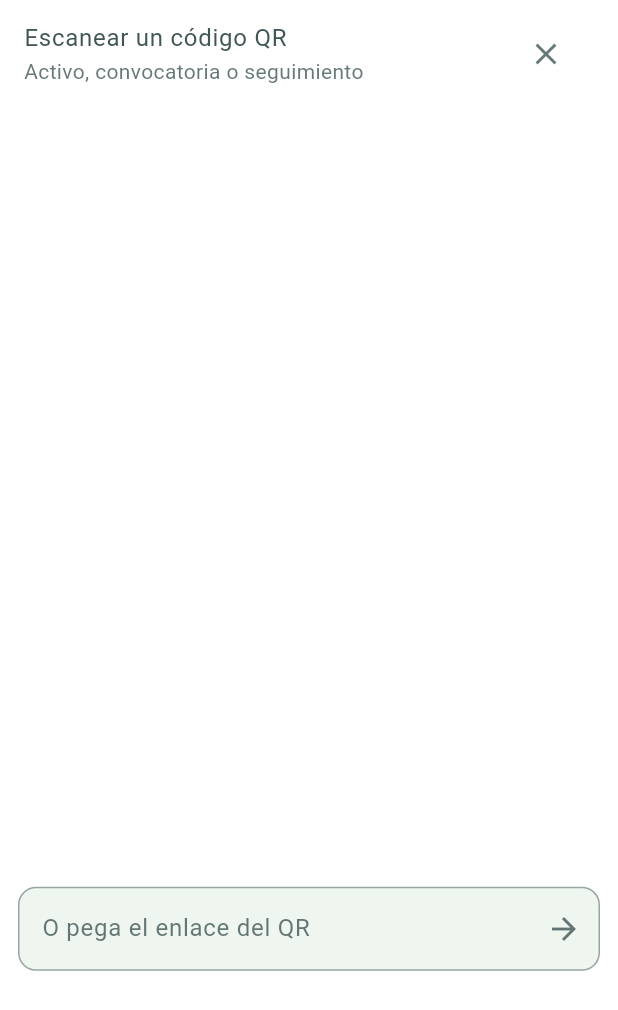
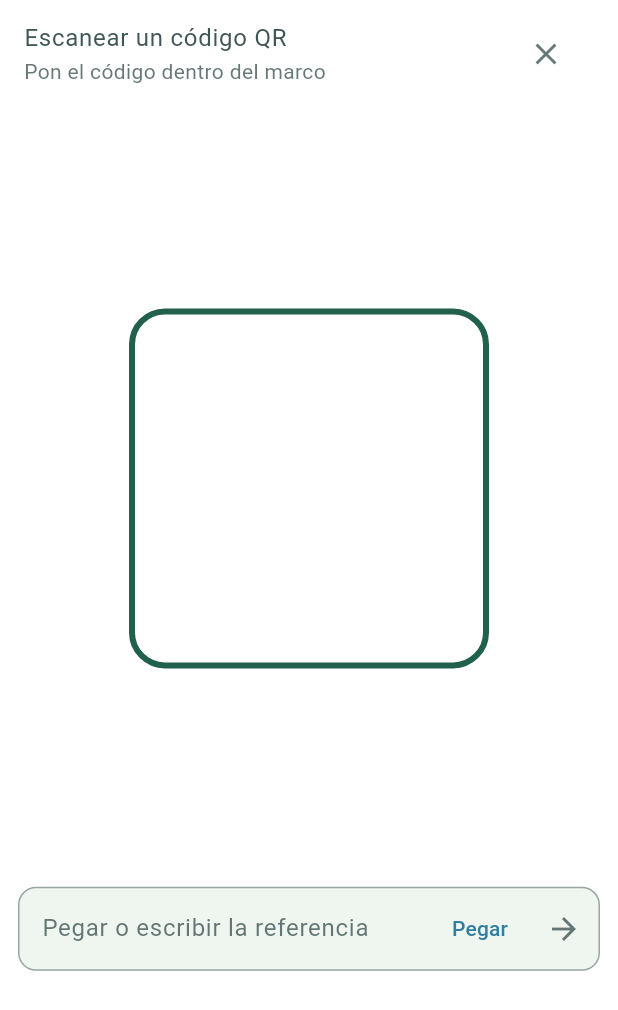
Before and after one commit to Toffy22Cj/PaxFide_Mv, a Flutter app: the _ScannerSheet widget shown alone on an empty page, opened directly with empty values, on a phone screen of 412 x 824 dp. Shown: the top 1010 px of the screen. Run offline on Flutter 3.47's test engine with Material 3 defaults, Android fonts, the phone set to English and light mode, and no system bars; our stand-ins replace flutter_secure_storage, qr_flutter; missing offline and left inert: mobile_scanner; accounts and stored records are empty.

Commit message:
feat(M31/E-02): escanear con marco, linterna, vibración y «Pegar o escribir la referencia»
- Marco de encuadre sobre la cámara; linterna alternable (mobile_scanner, sin
  dependencias nuevas); vibración al leer (HapticFeedback).
- Campo «Pegar o escribir la referencia» con botón Pegar (M-19).
- Una referencia escrita (sin enlace) abre la ficha del activo; los enlaces siguen
  pasando por el único DeepLinkParser.

Co-Authored-By: Claude Opus 5.5 <noreply@anthropic.com>
Claude-Session: https://claude.ai/code/session_01NyWNBmCBNzho9oyPtZ1pMW

```diff
--- a/lib/app/qr_scanner_sheet.dart
+++ b/lib/app/qr_scanner_sheet.dart
@@ -1,7 +1,9 @@
 import 'package:flutter/foundation.dart';
 import 'package:flutter/material.dart';
+import 'package:flutter/services.dart';
 import 'package:mobile_scanner/mobile_scanner.dart';
 
+import 'app_routes.dart';
 import 'app_services.dart';
 
 /// Vista de cámara que entrega el texto del primer código leído.
@@ -19,20 +21,62 @@ Widget defaultQrScanner(BuildContext context, ValueChanged<String> onCode) => !c
     ? const Center(
         child: Padding(
           padding: EdgeInsets.all(24),
-          child: Text('La cámara no está disponible en esta plataforma. Pega el enlace del QR abajo.'),
+          child: Text('La cámara no está disponible en este equipo. Pega o escribe la referencia abajo.'),
         ),
       )
-    : MobileScanner(
+    : _CameraScanner(onCode: onCode);
+
+/// Cámara con linterna (alternar). El marco de encuadre lo pone la hoja, encima de cualquier escáner.
+class _CameraScanner extends StatefulWidget {
+  const _CameraScanner({required this.onCode});
+  final ValueChanged<String> onCode;
+
+  @override
+  State<_CameraScanner> createState() => _CameraScannerState();
+}
+
+class _CameraScannerState extends State<_CameraScanner> {
+  final _controller = MobileScannerController();
+  bool _torch = false;
+
+  @override
+  void dispose() {
+    _controller.dispose();
+    super.dispose();
+  }
+
+  @override
+  Widget build(BuildContext context) => Stack(
+    fit: StackFit.expand,
+    children: [
+      MobileScanner(
+        controller: _controller,
         onDetect: (capture) {
           for (final b in capture.barcodes) {
             final raw = b.rawValue;
             if (raw != null && raw.isNotEmpty) {
-              onCode(raw);
+              widget.onCode(raw);
               return;
             }
           }
         },
-      );
+      ),
+      Positioned(
+        right: 12,
+        bottom: 12,
+        child: IconButton.filled(
+          key: const Key('scanner.torch'),
+          tooltip: _torch ? 'Apagar la linterna' : 'Encender la linterna',
+          icon: Icon(_torch ? Icons.flashlight_off : Icons.flashlight_on),
+          onPressed: () async {
+            await _controller.toggleTorch();
+            if (mounted) setState(() => _torch = !_torch);
+          },
+        ),
+      ),
+    ],
+  );
+}
 
 /// Escáner interno: superficie transitoria (no es una ruta, §9). Todo lo leído pasa por el único
 /// `DeepLinkParser` y entra por `openDeepLink` (D9 R1). Nunca ejecuta comandos ni toca el Outbox (R3).
@@ -45,6 +89,11 @@ Future<void> scanQr(BuildContext context) async {
     builder: (sheetContext) => _ScannerSheet(builder: services.qrScannerBuilder),
   );
   if (raw == null || !context.mounted) return;
+  // Una referencia escrita a mano (sin enlace) abre directamente la ficha del activo.
+  if (AppRoutes.isValidParam(raw) && !raw.contains(':')) {
+    services.router.push(AppRoutes.assetPath(raw));
+    return;
+  }
   final link = services.deepLinkParser.parseText(raw);
   final opened = link.isApproved && await services.router.openDeepLink(link);
   if (!opened && context.mounted) {
@@ -73,9 +122,17 @@ class _ScannerSheetState extends State<_ScannerSheet> {
     super.dispose();
   }
 
+  /// Botón "Pegar" (M-19): trae el texto del portapapeles al campo.
+  Future<void> _paste() async {
+    final data = await Clipboard.getData(Clipboard.kTextPlain);
+    final text = data?.text?.trim();
+    if (text != null && text.isNotEmpty && mounted) setState(() => _pasted.text = text);
+  }
+
   void _onCode(String raw) {
     if (_done) return; // solo el primer código
     _done = true;
+    HapticFeedback.mediumImpact(); // vibración al leer
     Navigator.of(context).pop(raw);
   }
 
@@ -87,14 +144,37 @@ class _ScannerSheetState extends State<_ScannerSheet> {
         children: [
           ListTile(
             title: const Text('Escanear un código QR'),
-            subtitle: const Text('Activo, convocatoria o seguimiento'),
+            subtitle: const Text('Pon el código dentro del marco'),
             trailing: IconButton(
               tooltip: 'Cerrar',
               icon: const Icon(Icons.close),
               onPressed: () => Navigator.of(context).pop(),
             ),
           ),
-          Expanded(child: ClipRect(child: widget.builder(context, _onCode))),
+          Expanded(
+            child: ClipRect(
+              child: Stack(
+                fit: StackFit.expand,
+                children: [
+                  widget.builder(context, _onCode),
+                  // Marco de encuadre.
+                  IgnorePointer(
+                    child: Center(
+                      child: Container(
+                        key: const Key('scanner.frame'),
+                        width: 240,
+                        height: 240,
+                        decoration: BoxDecoration(
+                          border: Border.all(color: Theme.of(context).colorScheme.primary, width: 4),
+                          borderRadius: BorderRadius.circular(24),
+                        ),
+                      ),
+                    ),
+                  ),
+                ],
+              ),
+            ),
+          ),
           // Alternativa sin cámara (escritorio, QR dañado): el texto pegado pasa por el mismo DeepLinkParser.
           Padding(
             padding: const EdgeInsets.all(12),
@@ -102,12 +182,22 @@ class _ScannerSheetState extends State<_ScannerSheet> {
               key: const Key('scanner.paste'),
               controller: _pasted,
               decoration: InputDecoration(
-                labelText: 'O pega el enlace del QR',
-                border: const OutlineInputBorder(),
-                suffixIcon: IconButton(
-                  key: const Key('scanner.paste.open'),
-                  icon: const Icon(Icons.arrow_forward),
-                  onPressed: () => _pasted.text.trim().isEmpty ? null : _onCode(_pasted.text.trim()),
+                labelText: 'Pegar o escribir la referencia',
+                suffixIcon: Row(
+                  mainAxisSize: MainAxisSize.min,
+                  children: [
+                    TextButton(
+                      key: const Key('scanner.paste.clipboard'),
+                      onPressed: _paste,
+                      child: const Text('Pegar'),
+                    ),
+                    IconButton(
+                      key: const Key('scanner.paste.open'),
+                      tooltip: 'Abrir',
+                      icon: const Icon(Icons.arrow_forward),
+                      onPressed: () => _pasted.text.trim().isEmpty ? null : _onCode(_pasted.text.trim()),
+                    ),
+                  ],
                 ),
               ),
               onSubmitted: (v) => v.trim().isEmpty ? null : _onCode(v.trim()),
```
Also changed, not shown: 1 other file.
